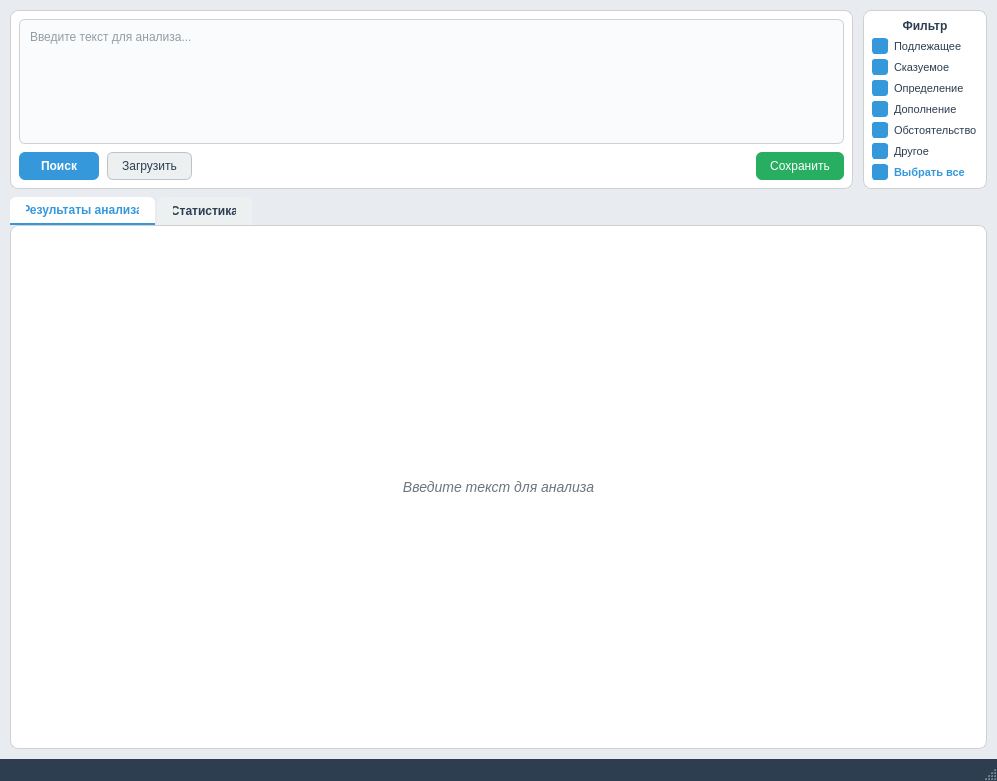
The window that mainwindow.ui (mmukhina/trpo) describes before a commit, drawn with Qt 5.
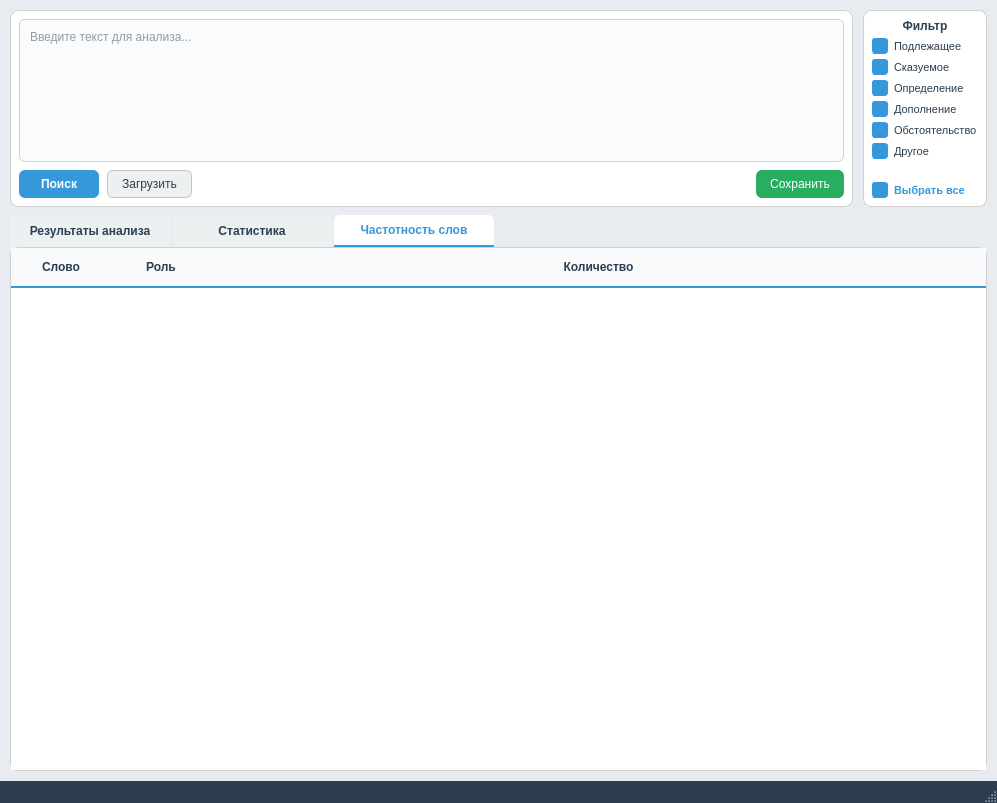
The same window after the commit. The open tabs and pages were chosen to show the change.

```diff
--- a/mainwindow.ui
+++ b/mainwindow.ui
@@ -7,7 +7,7 @@
     <x>0</x>
     <y>0</y>
     <width>997</width>
-    <height>500</height>
+    <height>803</height>
    </rect>
   </property>
   <property name="windowTitle">
@@ -93,7 +93,6 @@
     }
     QPushButton#btn_download:disabled {
         background-color: #bdc3c7;
-        color: #95a5a6;
     }
     QPushButton#btn_download:hover:enabled {
         background-color: #219a52;
@@ -142,7 +141,7 @@
         border-color: #3498db;
     }
     
-    /* Tab widget styling */
+    /* Tab widget styling - UNIFIED */
     QTabWidget::pane {
         background-color: #ffffff;
         border: 1px solid #d0d0d0;
@@ -150,13 +149,14 @@
     }
     QTabBar::tab {
         background-color: #ecf0f1;
-        padding: 6px 16px;
+        padding: 8px 20px;
         margin-right: 2px;
         border-top-left-radius: 6px;
         border-top-right-radius: 6px;
         font-size: 12px;
         font-weight: 500;
         color: #2c3e50;
+        min-width: 120px;
     }
     QTabBar::tab:selected {
         background-color: #ffffff;
@@ -167,35 +167,45 @@
         background-color: #dfe6e9;
     }
     
-    /* Tree widget styling */
-    QTreeWidget {
+    /* UNIFIED Tree and Table Widget Styling */
+    QTreeWidget, QTableWidget {
         background-color: #ffffff;
         color: #495057;
         border: none;
         font-size: 12px;
         outline: 0;
+        alternate-background-color: #f8f9fa;
     }
-    QTreeWidget::item {
-        padding: 5px;
+    QTreeWidget::item, QTableWidget::item {
+        padding: 8px;
         border-bottom: 1px solid #ecf0f1;
-        background-color: #ffffff;
+        color: #495057;
     }
     QTreeWidget::item:hover {
         background-color: #f0f4f8;
     }
-    QTreeWidget::item:selected {
+    QTreeWidget::item:selected, QTableWidget::item:selected {
         background-color: #3498db;
         color: #ffffff;
     }
+    QTreeWidget::item:alternate, QTableWidget::item:alternate {
+        background-color: #f8f9fa;
+    }
+    
+    /* UNIFIED Header Styling */
     QHeaderView::section {
         background-color: #f8fafc;
-        padding: 6px;
+        padding: 10px;
         border: none;
-        border-bottom: 1px solid #d0d0d0;
-        font-weight: 500;
+        border-bottom: 2px solid #3498db;
+        font-weight: bold;
         font-size: 12px;
         color: #2c3e50;
     }
+    QTableCornerButton::section {
+        background-color: #f8fafc;
+        border: none;
+    }
     
     /* Statistics container */
     QWidget#statisticsContainer {
@@ -224,7 +234,7 @@
     QPushButton#statButton:hover {
         background-color: #dee2e6;
     }
-    QPushButton#statButton[expanded="true"] {
+    QPushButton#statButton[expanded=&quot;true&quot;] {
         background-color: #3498db;
         color: white;
         border-color: #3498db;
@@ -272,7 +282,8 @@
         text-align: center;
     }
     
-    QLabel#placeholderLabel {
+    /* UNIFIED Placeholder styling */
+    QLabel#placeholderLabel, QLabel#wordFreqPlaceholderLabel {
         color: #6c757d;
         font-size: 14px;
         font-style: italic;
@@ -339,6 +350,15 @@
         padding: 3px 6px;
         font-size: 11px;
     }
+    
+    /* QTextBrowser styling for statistics details */
+    QTextBrowser {
+        background-color: transparent;
+        border: none;
+        font-size: 12px;
+        font-family: 'Segoe UI', Arial, sans-serif;
+        color: #495057;
+    }
    </string>
   </property>
   <widget class="QWidget" name="centralwidget">
@@ -583,9 +603,15 @@
     </item>
     <item>
      <widget class="QTabWidget" name="tabWidget">
+      <property name="styleSheet">
+       <string notr="true"/>
+      </property>
       <property name="currentIndex">
        <number>0</number>
       </property>
+      <property name="movable">
+       <bool>false</bool>
+      </property>
       <widget class="QWidget" name="tab_analysis">
        <attribute name="title">
         <string>Результаты анализа</string>
@@ -639,15 +665,6 @@
                </property>
                <item>
                 <widget class="QLabel" name="placeholderLabel">
-                 <property name="styleSheet">
-                  <string notr="true">QLabel#placeholderLabel {
-    color: #6c757d;
-    font-size: 14px;
-    font-style: italic;
-    padding: 40px;
-    text-align: center;
-}</string>
-                 </property>
                  <property name="text">
                   <string>Введите текст для анализа</string>
                  </property>
@@ -772,6 +789,126 @@
         </item>
        </layout>
       </widget>
+      <widget class="QWidget" name="tab_word_frequency">
+       <attribute name="title">
+        <string>Частотность слов</string>
+       </attribute>
+       <layout class="QVBoxLayout" name="verticalLayout_4">
+        <property name="leftMargin">
+         <number>0</number>
+        </property>
+        <property name="topMargin">
+         <number>0</number>
+        </property>
+        <property name="rightMargin">
+         <number>0</number>
+        </property>
+        <property name="bottomMargin">
+         <number>0</number>
+        </property>
+        <item>
+         <widget class="QStackedWidget" name="stackedWordFreq">
+          <property name="currentIndex">
+           <number>0</number>
+          </property>
+          <widget class="QWidget" name="wordFreqPlaceholderPage">
+           <layout class="QVBoxLayout" name="wordFreqPlaceholderLayout">
+            <property name="leftMargin">
+             <number>0</number>
+            </property>
+            <property name="topMargin">
+             <number>0</number>
+            </property>
+            <property name="rightMargin">
+             <number>0</number>
+            </property>
+            <property name="bottomMargin">
+             <number>0</number>
+            </property>
+            <item>
+             <widget class="QWidget" name="wordFreqPlaceholderContainer" native="true">
+              <layout class="QVBoxLayout" name="wordFreqPlaceholderContainerLayout">
+               <property name="leftMargin">
+                <number>0</number>
+               </property>
+               <property name="topMargin">
+                <number>0</number>
+               </property>
+               <property name="rightMargin">
+                <number>0</number>
+               </property>
+               <property name="bottomMargin">
+                <number>0</number>
+               </property>
+               <item>
+                <widget class="QLabel" name="wordFreqPlaceholderLabel">
+                 <property name="text">
+                  <string>Введите текст для анализа</string>
+                 </property>
+                 <property name="alignment">
+                  <set>Qt::AlignmentFlag::AlignCenter</set>
+                 </property>
+                </widget>
+               </item>
+              </layout>
+             </widget>
+            </item>
+           </layout>
+          </widget>
+          <widget class="QWidget" name="wordFreqResultsPage">
+           <layout class="QVBoxLayout" name="wordFreqResultsLayout">
+            <property name="leftMargin">
+             <number>0</number>
+            </property>
+            <property name="topMargin">
+             <number>0</number>
+            </property>
+            <property name="rightMargin">
+             <number>0</number>
+            </property>
+            <property name="bottomMargin">
+             <number>0</number>
+            </property>
+            <item>
+             <widget class="QTableWidget" name="tableWordStats">
+              <property name="alternatingRowColors">
+               <bool>true</bool>
+              </property>
+              <property name="selectionBehavior">
+               <enum>QAbstractItemView::SelectionBehavior::SelectRows</enum>
+              </property>
+              <attribute name="horizontalHeaderVisible">
+               <bool>true</bool>
+              </attribute>
+              <attribute name="horizontalHeaderStretchLastSection">
+               <bool>true</bool>
+              </attribute>
+              <attribute name="verticalHeaderVisible">
+               <bool>false</bool>
+              </attribute>
+              <column>
+               <property name="text">
+                <string>Слово</string>
+               </property>
+              </column>
+              <column>
+               <property name="text">
+                <string>Роль</string>
+               </property>
+              </column>
+              <column>
+               <property name="text">
+                <string>Количество</string>
+               </property>
+              </column>
+             </widget>
+            </item>
+           </layout>
+          </widget>
+         </widget>
+        </item>
+       </layout>
+      </widget>
      </widget>
     </item>
    </layout>
```
Left out of the diff: 11 changed lines with no effect on the pictures.
